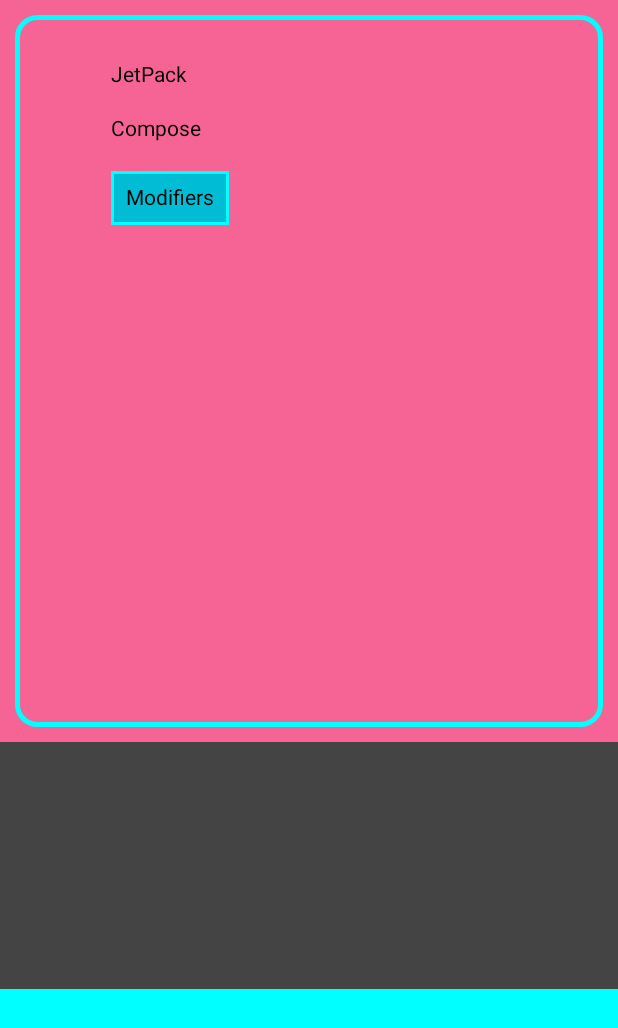
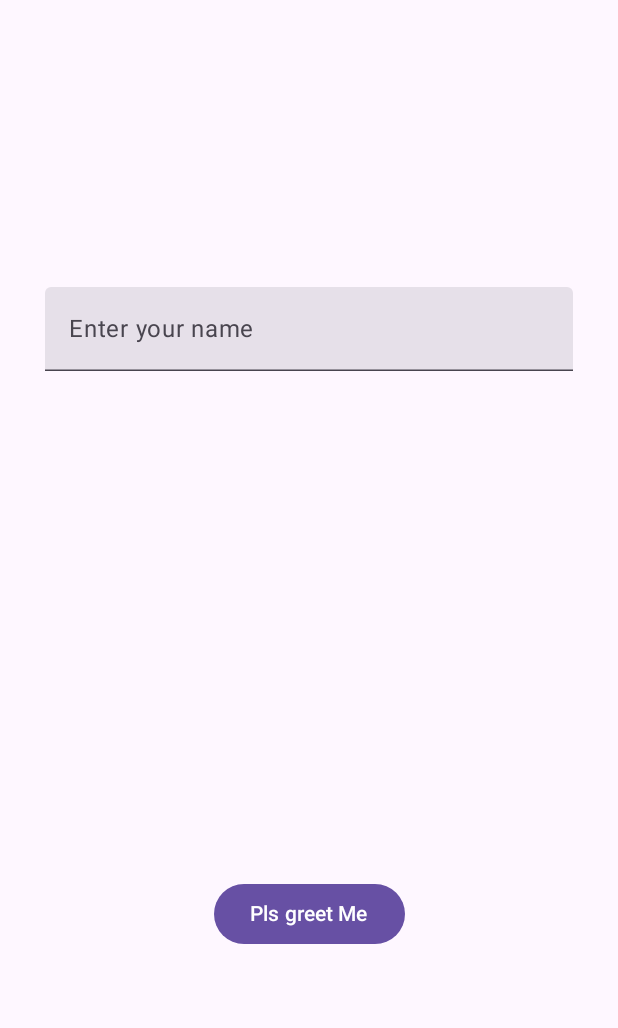
Before and after one commit to AyushPushpkar/JetpackIntro, an Android app built with Jetpack Compose: the screen it shows after launch (MainActivity2 before the commit, ButtonsActivity after it), on a phone screen of 412 x 824 dp. Shown: the top 1028 px of the screen. Run offline under Robolectric (Android 15) with nearby library versions, the phone set to English and light mode, and no system bars.

```diff
--- a/app/src/main/AndroidManifest.xml
+++ b/app/src/main/AndroidManifest.xml
@@ -13,18 +13,9 @@
         android:theme="@style/Theme.JetPackIntro"
         tools:targetApi="31">
         <activity
-            android:name=".ImageCardActivity"
+            android:name=".ButtonsActivity"
             android:exported="true"
-            android:theme="@style/Theme.JetPackIntro" />
-
-        <activity
-            android:name=".RowColumnActivity"
-            android:exported="true"
-            android:theme="@style/Theme.JetPackIntro" />
-
-        <activity
-            android:name=".MainActivity2"
-            android:exported="true"
+            android:label="@string/title_activity_buttons"
             android:theme="@style/Theme.JetPackIntro">
             <intent-filter>
                 <action android:name="android.intent.action.MAIN" />
@@ -34,6 +25,19 @@
         </activity>
 
         <activity
+            android:name=".ImageCardActivity"
+            android:exported="true"
+            android:theme="@style/Theme.JetPackIntro" />
+        <activity
+            android:name=".RowColumnActivity"
+            android:exported="true"
+            android:theme="@style/Theme.JetPackIntro" />
+        <activity
+            android:name=".MainActivity2"
+            android:exported="true"
+            android:theme="@style/Theme.JetPackIntro" />
+
+        <activity
             android:name=".MainActivity"
             android:exported="true"
             android:theme="@style/Theme.JetPackIntro" />
--- /dev/null
+++ b/app/src/main/java/com/example/jetpackintro/ButtonsActivity.kt
@@ -0,0 +1,82 @@
+package com.example.jetpackintro
+
+import android.os.Bundle
+import androidx.activity.ComponentActivity
+import androidx.activity.compose.setContent
+import androidx.activity.enableEdgeToEdge
+import androidx.compose.foundation.layout.Arrangement
+import androidx.compose.foundation.layout.Column
+import androidx.compose.foundation.layout.Spacer
+import androidx.compose.foundation.layout.fillMaxSize
+import androidx.compose.foundation.layout.fillMaxWidth
+import androidx.compose.foundation.layout.height
+import androidx.compose.foundation.layout.padding
+import androidx.compose.material3.Button
+import androidx.compose.material3.Scaffold
+import androidx.compose.material3.SnackbarHost
+import androidx.compose.material3.SnackbarHostState
+import androidx.compose.material3.Text
+import androidx.compose.material3.TextField
+import androidx.compose.runtime.mutableStateOf
+import androidx.compose.runtime.*
+import androidx.compose.ui.Alignment
+import androidx.compose.ui.Modifier
+import androidx.compose.ui.unit.dp
+import androidx.core.view.WindowCompat
+import androidx.lifecycle.lifecycleScope
+import kotlinx.coroutines.launch
+
+class ButtonsActivity : ComponentActivity() {
+    override fun onCreate(savedInstanceState: Bundle?) {
+        super.onCreate(savedInstanceState)
+        enableEdgeToEdge()
+        setContent {
+            val snackbarHostState = remember { SnackbarHostState() }
+            var textFieldState by remember {
+                mutableStateOf("")
+            }
+            val scope = rememberCoroutineScope()
+            Scaffold(
+                modifier = Modifier.fillMaxSize(),
+                snackbarHost = {
+                    SnackbarHost(
+                        hostState = snackbarHostState
+                    )
+                }
+            ) { paddingValues ->
+                Column (
+                    modifier = Modifier
+                        .fillMaxSize()
+                        .padding(paddingValues)
+                        .padding(30.dp) ,
+                    horizontalAlignment = Alignment.CenterHorizontally ,
+                    verticalArrangement = Arrangement.SpaceEvenly
+                ){
+                    TextField(value = textFieldState,
+                        label = {
+                            Text(text = "Enter your name")
+                        },
+                        onValueChange = {
+                            textFieldState = it
+                        } ,
+                        singleLine = true ,
+                        modifier = Modifier.fillMaxWidth()
+                    )
+
+                    Spacer(modifier = Modifier.height(16.dp))
+                    Button(onClick = {
+                        lifecycleScope.launch {
+                            snackbarHostState.showSnackbar("Hello $textFieldState")
+                        }
+                    }) {
+                        Text(text = "Pls greet Me")
+                    }
+                }
+            }
+        }
+    }
+
+    private fun enableEdgeToEdge() {
+        WindowCompat.setDecorFitsSystemWindows(window, false)
+    }
+}
--- a/app/src/main/res/values/strings.xml
+++ b/app/src/main/res/values/strings.xml
@@ -1,6 +1,8 @@
 <resources>
     <string name="app_name">JetPack Intro</string>
-<!--    <string name="title_activity_main2">MainActivity2</string>-->
-<!--    <string name="title_activity_row_column">RowColumnActivity</string>-->
-<!--    <string name="title_activity_image_card">ImageCardActivity</string>-->
+    <string name="title_activity_button_text_field.">ButtonTextField.Activity</string>
+    <string name="title_activity_buttons">ButtonsActivity</string>
+    <!--    <string name="title_activity_main2">MainActivity2</string>-->
+    <!--    <string name="title_activity_row_column">RowColumnActivity</string>-->
+    <!--    <string name="title_activity_image_card">ImageCardActivity</string>-->
 </resources>
```
